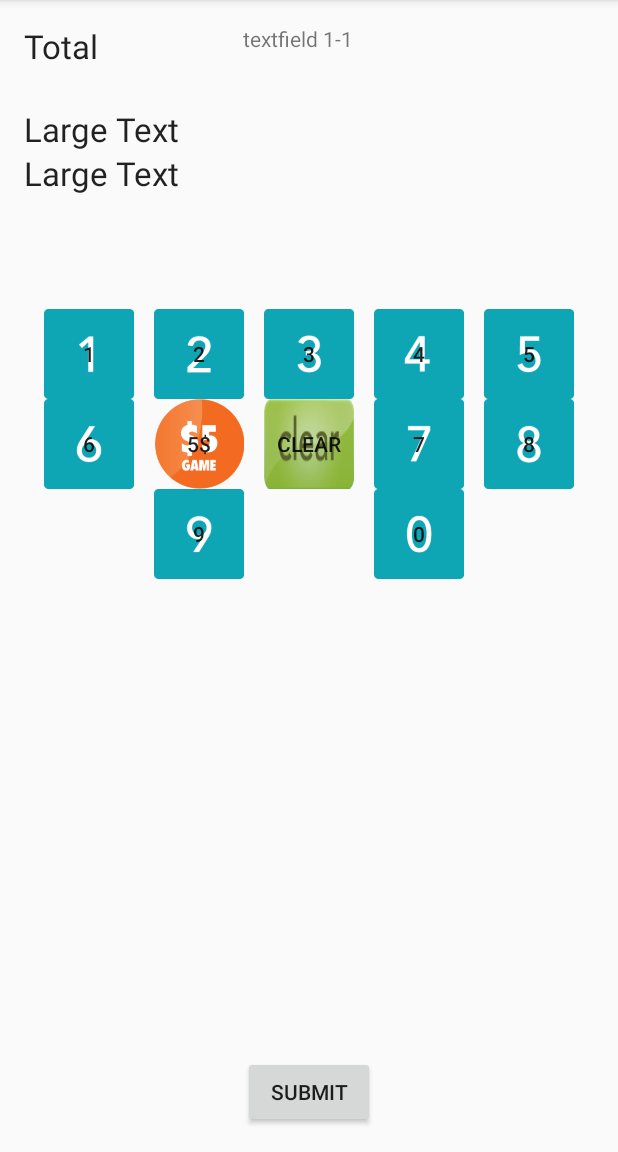
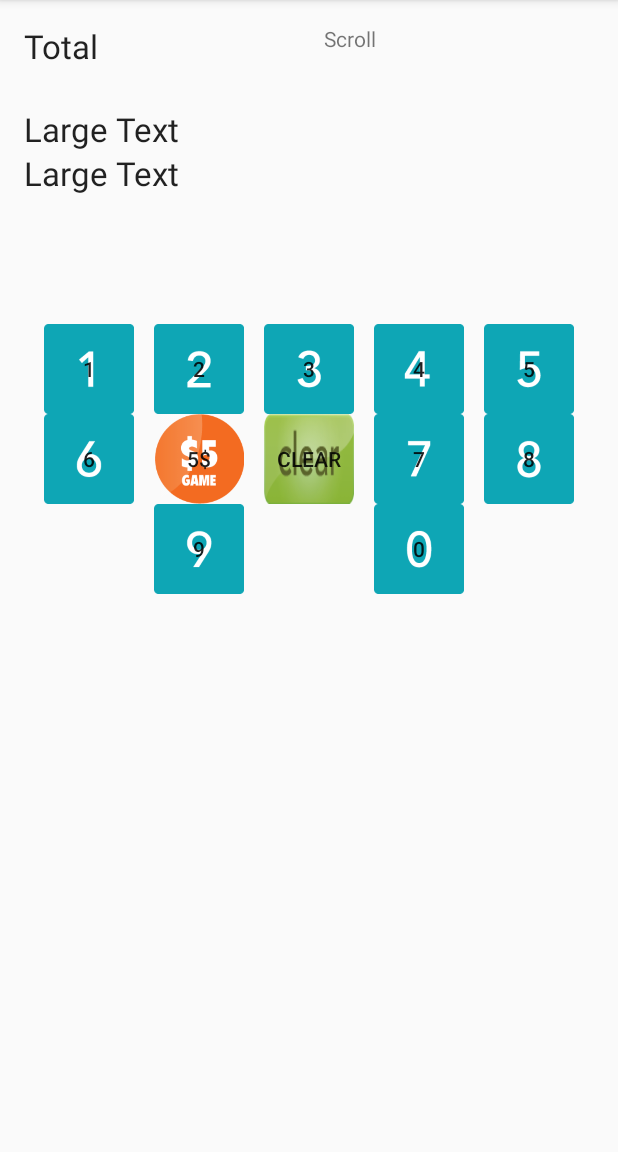
Before and after one commit to secApps/ScratchCountCalculator, an Android app: the screen it shows after launch (MainActivity), on a phone screen of 412 x 824 dp, the part 84-1236 px from its top. Run offline under Robolectric (Android 15) with nearby library versions, the phone set to English and light mode, and no system bars; 2 statements that could not run were skipped.

Commit message:
layout change

```diff
--- a/app/src/main/res/layout/activity_main.xml
+++ b/app/src/main/res/layout/activity_main.xml
@@ -4,36 +4,27 @@
     android:paddingRight="@dimen/activity_horizontal_margin"
     android:paddingTop="@dimen/activity_vertical_margin"
     android:paddingBottom="@dimen/activity_vertical_margin" tools:context=".MainActivity">
+    <LinearLayout
+        android:layout_width="match_parent"
+        android:layout_height="wrap_content"
+        android:orientation="horizontal"
+        android:id="@+id/linear1"
+        >
+    <GridLayout
+        android:layout_width="fill_parent"
+        android:layout_height="200dp"
+        android:layout_alignTop="@+id/gridLayout"
+        android:id="@+id/gridLayout1"
+        android:columnCount="2"
+        android:layout_centerHorizontal="true">
 
 
 
-    <ScrollView android:id="@+id/ScrollView01" android:layout_width="200dip" android:layout_height="190dip"
-        android:layout_alignParentTop="true"
-        android:layout_alignLeft="@+id/button"
-        android:layout_alignStart="@+id/button">
-
-        <TableLayout android:id="@+id/TableLayout01" android:layout_width="fill_parent" android:layout_height="wrap_content" android:stretchColumns="0">
-
-            <TableRow android:id="@+id/TableRow01" android:layout_width="wrap_content" android:layout_height="wrap_content">
-                <TextView android:id="@+id/TextView01" android:layout_width="fill_parent" android:layout_height="wrap_content" android:text="textfield 1-1"></TextView>
 
 
-            </TableRow>
-
-        </TableLayout>
-    </ScrollView>
-
-    <Button
-        android:layout_width="wrap_content"
-        android:layout_height="wrap_content"
-        android:text="Submit"
-        android:id="@+id/button"
-        android:layout_alignParentBottom="true"
-        android:layout_centerHorizontal="true" />
-
         <TextView
-        android:layout_width="wrap_content"
-        android:layout_height="wrap_content"
+            android:layout_width="200dp"
+            android:layout_height="200dp"
             android:textAppearance="?android:attr/textAppearanceLarge"
             android:text="Total"
             android:id="@+id/textView"
@@ -43,13 +34,37 @@
             android:layout_above="@+id/gridLayout"
             android:layout_toLeftOf="@+id/ScrollView01"
             android:layout_toStartOf="@+id/ScrollView01" />
+        <ScrollView android:id="@+id/ScrollView01" android:layout_width="160dip" android:layout_height="190dip"
+            android:layout_alignParentTop="true"
+
+            >
+
+            <TableLayout android:id="@+id/TableLayout01" android:layout_width="fill_parent" android:layout_height="wrap_content" android:stretchColumns="0">
+
+                <TableRow android:id="@+id/TableRow01" android:layout_width="wrap_content" android:layout_height="wrap_content">
+                    <TextView android:id="@+id/TextView01" android:layout_width="fill_parent" android:layout_height="wrap_content" android:text="Scroll"></TextView>
+
+
+                </TableRow>
+
+            </TableLayout>
+        </ScrollView>
+
+    </GridLayout>
+
+    </LinearLayout>
+    <LinearLayout
+        android:layout_width="match_parent"
+        android:layout_height="wrap_content"
+        android:orientation="horizontal"
+        android:layout_below="@+id/linear1"
+        >
 
     <GridLayout
         android:layout_width="fill_parent"
         android:layout_height="fill_parent"
         android:layout_centerHorizontal="true"
         android:columnCount="1"
-        android:layout_below="@+id/ScrollView01"
         android:id="@+id/gridLayout">
         <LinearLayout
             android:layout_width="match_parent"
@@ -218,14 +233,13 @@
                 android:layout_weight="1" />
         </LinearLayout>
     </GridLayout>
-
+    </LinearLayout>
     <TextView
         android:layout_width="wrap_content"
         android:layout_height="wrap_content"
         android:textAppearance="?android:attr/textAppearanceLarge"
         android:text="Large Text"
         android:id="@+id/textView2"
-        android:layout_alignTop="@+id/textView"
         android:layout_alignParentLeft="true"
         android:layout_alignParentStart="true"
         android:layout_marginTop="55dp" />
@@ -240,4 +254,5 @@
         android:layout_alignParentLeft="true"
         android:layout_alignParentStart="true" />
 
+
 </RelativeLayout>
```
Also changed, not shown: 2 other files. Lines whose indentation alone changed are shown as unchanged.
